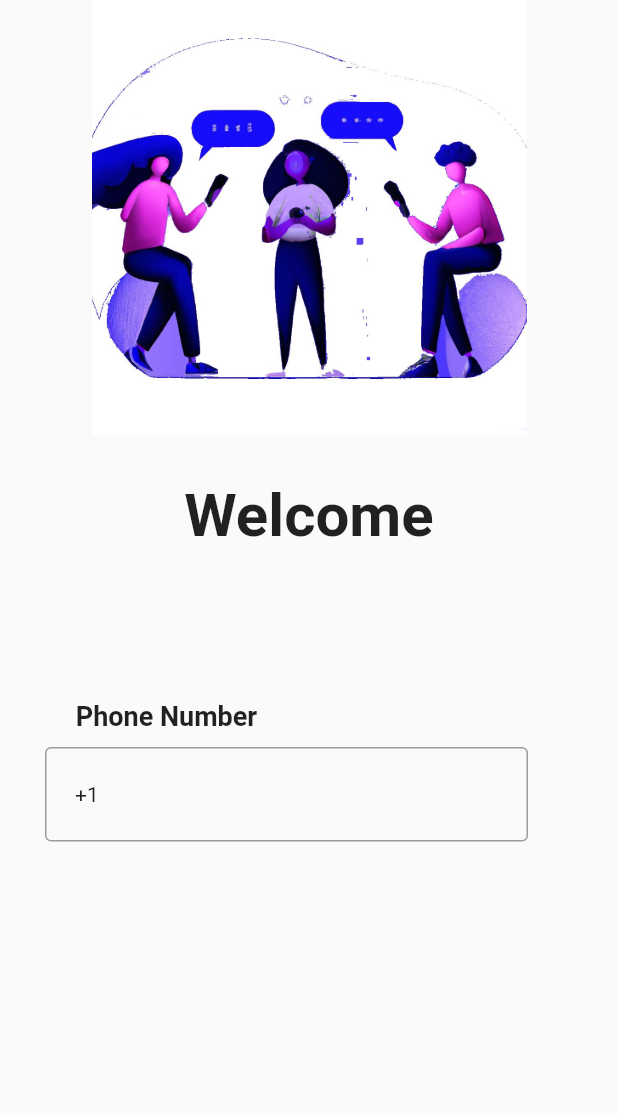
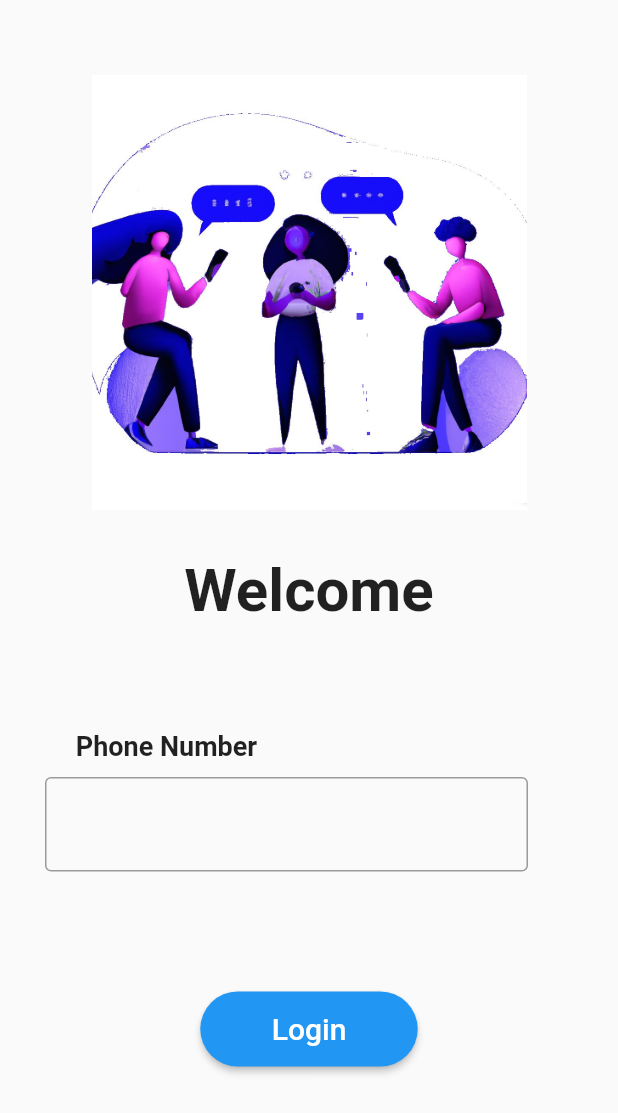
Before and after one commit to NaveenakrishnanS/Project_HMC, a Flutter app: the screen it shows after launch, after a tap on "Login", on a phone screen of 412 x 824 dp. Shown: the top 1113 px of the screen. Run offline on Flutter 3.47's test engine with Material 2 defaults, Android fonts, the phone set to English and light mode, and no system bars; our stand-ins replace firebase_core, flutter_otp_text_field; missing offline and left inert: country_calling_code_picker; accounts and stored records are empty.

Commit message:
Added Login Screen

```diff
--- a/lib/screens/Login_screen.dart
+++ b/lib/screens/Login_screen.dart
@@ -1,5 +1,7 @@
-import 'package:fl_country_code_picker/fl_country_code_picker.dart';
 import 'package:flutter/material.dart';
+import 'package:country_calling_code_picker/picker.dart';
+import 'package:project_hmc/screens/otp_screen.dart';
+
 
 class LoginScreen extends StatefulWidget {
   const LoginScreen({Key? key}) : super(key: key);
@@ -9,17 +11,24 @@ class LoginScreen extends StatefulWidget {
 }
 
 class _LoginScreenState extends State<LoginScreen> {
-  final countryPicker = const  FlCountryCodePicker();
-  final countryPickerWithParams = const FlCountryCodePicker(
-    localize: true,
-    showDialCode: true,
-    showFavoritesIcon: false,
-    showSearchBar: true,
-    title: Text('data'),
-  );
+  Country? _selectedCountry;
+
+  @override
+  void initState() {
+    initCountry();
+    super.initState();
+  }
+
+  void initCountry() async {
+    final country = await getDefaultCountry(context);
+    setState(() {
+      _selectedCountry = country;
+    });
+  }
 
   @override
   Widget build(BuildContext context) {
+    final country = _selectedCountry;
     return Scaffold(
       resizeToAvoidBottomInset: true,
       body:SingleChildScrollView(
@@ -28,6 +37,7 @@ class _LoginScreenState extends State<LoginScreen> {
         mainAxisAlignment: MainAxisAlignment.start,
         crossAxisAlignment: CrossAxisAlignment.center,
         children: [
+          const SizedBox(height: 50,),
           Container(
             width: 300,
             height: 290,
@@ -46,7 +56,7 @@ class _LoginScreenState extends State<LoginScreen> {
           ),
       ),
           const Padding(
-            padding: EdgeInsets.fromLTRB(10, 100, 200, 10),
+            padding: EdgeInsets.fromLTRB(10, 70, 200, 10),
             child: Text('Phone Number',
             style: TextStyle(
               fontSize: 18,
@@ -72,21 +82,45 @@ class _LoginScreenState extends State<LoginScreen> {
                   mainAxisSize: MainAxisSize.min,
                   children: [
                     GestureDetector(
-                      onTap: () async {
-                        // Show the country code picker when tapped.
-                      final code = await countryPicker.showPicker(context: context);
-                      if (code != null) print(code);
-                    },
-                    child: Container(
-                    child:const Text('+1')
-                    ),
+                      onTap: ()
+                        async {
+                          final country = await showCountryPickerSheet(
+                            context,
+                          );
+                          if (country != null) {
+                            setState(() {
+                              _selectedCountry = country;
+                            }
+                            );
+                          }
+                        },
+                    child: Text('${country?.callingCode}'),
                     ),
                   ],
                 ),
               ),
             ),
           ),
-          )
+          ),
+          Padding(padding: const EdgeInsets.fromLTRB(0,80 , 0, 0),
+            child:SizedBox(
+              height: 50,
+              width: 145,
+          child: ElevatedButton(onPressed: (){
+            Navigator.push(
+                context,
+                MaterialPageRoute(builder: (context) => const OTPScreen())
+            );
+          },
+                child:Text(
+                'Login',
+                style: TextStyle(fontSize: 20),
+              ),
+            style: ElevatedButton.styleFrom(
+                shape: StadiumBorder()),
+          ),
+          ),
+          ),
     ]
       ),
       ),
--- a/pubspec.yaml
+++ b/pubspec.yaml
@@ -17,7 +17,7 @@ dependencies:
   cupertino_icons: ^1.0.2
   firebase_core: ^2.5.0
   flutter_otp_text_field: ^1.1.0+2
-  fl_country_code_picker: ^0.1.2
+  country_calling_code_picker: ^2.0.1
 
 dev_dependencies:
   flutter_test:
```
Also changed, not shown: pubspec.lock.
